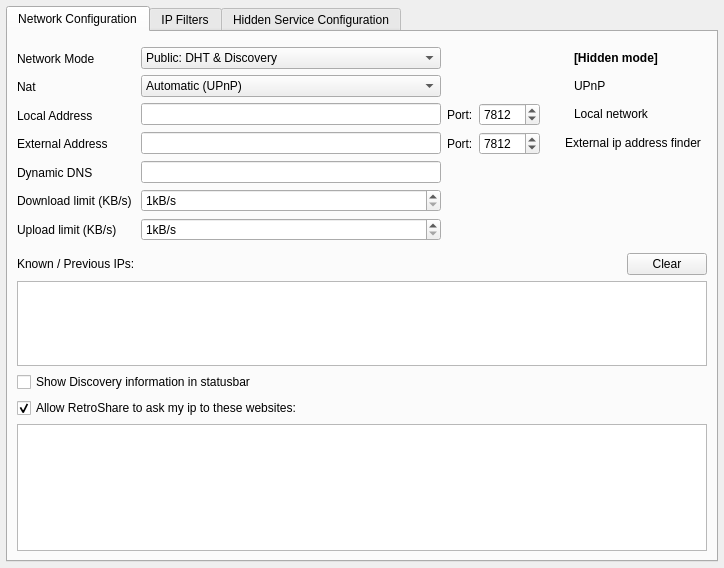
Qt form retroshare-gui/src/gui/settings/ServerPage.ui (RetroShare/RetroShare) before a commit.
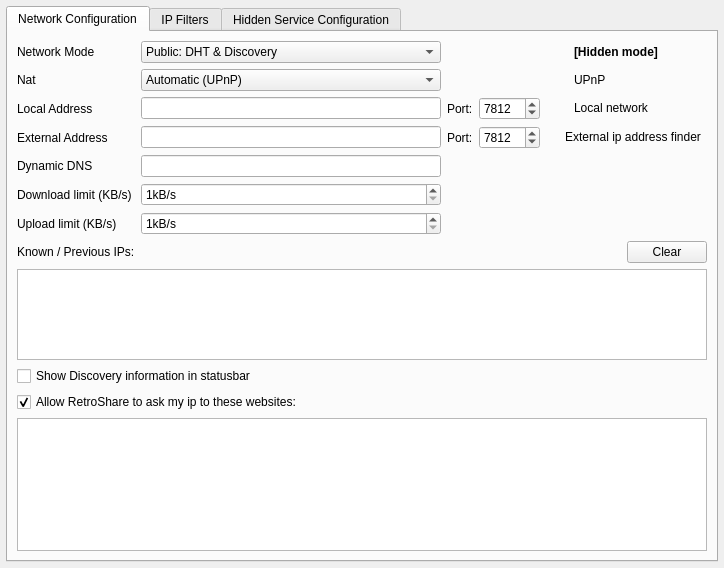
The same form after that commit. Icons and pictures are not drawn.

Patch:
```diff
--- a/retroshare-gui/src/gui/settings/ServerPage.ui
+++ b/retroshare-gui/src/gui/settings/ServerPage.ui
@@ -10,113 +10,42 @@
     <height>568</height>
    </rect>
   </property>
-  <layout class="QVBoxLayout" name="verticalLayout_3">
-   <property name="leftMargin">
-    <number>6</number>
-   </property>
-   <property name="topMargin">
-    <number>6</number>
-   </property>
-   <property name="rightMargin">
-    <number>6</number>
-   </property>
-   <property name="bottomMargin">
-    <number>6</number>
-   </property>
-   <item>
-    <widget class="QTabWidget" name="tabWidget">
-     <property name="currentIndex">
-      <number>0</number>
-     </property>
-     <widget class="QWidget" name="tab">
-      <attribute name="title">
-       <string>Network Configuration</string>
-      </attribute>
-      <layout class="QGridLayout" name="gridLayout_3">
-       <item row="0" column="0">
-        <layout class="QHBoxLayout" name="horizontalLayout_3">
-         <item>
-          <layout class="QHBoxLayout">
-           <property name="spacing">
-            <number>6</number>
-           </property>
-           <property name="topMargin">
-            <number>6</number>
-           </property>
-           <property name="bottomMargin">
-            <number>6</number>
-           </property>
-           <item>
             <layout class="QVBoxLayout">
-             <item>
-              <widget class="QLabel" name="label_netmode">
-               <property name="text">
-                <string>Network Mode</string>
-               </property>
-              </widget>
-             </item>
+   <property name="margin">
+    <number>6</number>
+   </property>
              <item>
-              <widget class="QLabel" name="label_nat">
-               <property name="text">
-                <string>Nat</string>
-               </property>
-              </widget>
-             </item>
-             <item>
-              <widget class="QLabel" name="label">
-               <property name="text">
-                <string>Local Address</string>
-               </property>
-              </widget>
-             </item>
-             <item>
-              <widget class="QLabel" name="label_extAddress">
+    <widget class="QTabWidget" name="tabWidget">
+     <property name="currentIndex">
+      <number>0</number>
+     </property>
+     <widget class="QWidget" name="netConfigTab">
+      <attribute name="title">
+       <string>Network Configuration</string>
+      </attribute>
+      <layout class="QGridLayout" name="netConfigTabGLayout">
+       <item row="4" column="0">
+        <widget class="QCheckBox" name="allowIpDeterminationCB">
+         <property name="toolTip">
+          <string>If you uncheck this, RetroShare can only determine your IP 
+when you connect to somebody. Leaving this checked helps 
+connecting when you have few friends. It also helps if you're 
+behind a firewall or a VPN.</string>
+         </property>
                <property name="text">
-                <string>External Address</string>
-               </property>
-              </widget>
-             </item>
-             <item>
-              <widget class="QLabel" name="label_dynDNS">
-               <property name="text">
-                <string>Dynamic DNS</string>
+          <string>Allow RetroShare to ask my ip to these websites:</string>
+         </property>
+         <property name="checked">
+          <bool>true</bool>
                </property>
               </widget>
              </item>
-             <item>
-              <widget class="QLabel" name="label_14">
-               <property name="font">
-                <font>
-                 <weight>50</weight>
-                 <bold>false</bold>
-                </font>
-               </property>
-               <property name="text">
-                <string>Download limit (KB/s) </string>
-               </property>
-              </widget>
-             </item>
-             <item>
-              <widget class="QLabel" name="label_15">
-               <property name="font">
-                <font>
-                 <weight>50</weight>
-                 <bold>false</bold>
-                </font>
-               </property>
-               <property name="text">
-                <string>Upload limit (KB/s) </string>
-               </property>
-              </widget>
-             </item>
-            </layout>
-           </item>
-           <item>
-            <layout class="QGridLayout">
+       <item row="0" column="0">
+        <layout class="QGridLayout" name="netConfTopGLayout">
              <property name="spacing">
               <number>6</number>
              </property>
-             <item row="5" column="0">
+         <item row="5" column="1">
               <widget class="QSpinBox" name="totalDownloadRate">
                <property name="sizePolicy">
                 <sizepolicy hsizetype="MinimumExpanding" vsizetype="Fixed">
@@ -141,62 +70,7 @@
                </property>
               </widget>
              </item>
-             <item row="2" column="0">
-              <widget class="QLineEdit" name="localAddress"/>
-             </item>
-             <item row="2" column="1">
-              <widget class="QLabel" name="label_5">
-               <property name="text">
-                <string>Port:</string>
-               </property>
-              </widget>
-             </item>
-             <item row="2" column="2">
-              <widget class="QSpinBox" name="localPort">
-               <property name="toolTip">
-                <string>Acceptable ports range from 10 to 65535. Normally Ports below 1024 are reserved by your system.</string>
-               </property>
-               <property name="minimum">
-                <number>10</number>
-               </property>
-               <property name="maximum">
-                <number>65535</number>
-               </property>
-               <property name="value">
-                <number>7812</number>
-               </property>
-              </widget>
-             </item>
-             <item row="3" column="0">
-              <widget class="QLineEdit" name="extAddress"/>
-             </item>
-             <item row="3" column="1">
-              <widget class="QLabel" name="label_4">
-               <property name="text">
-                <string>Port:</string>
-               </property>
-              </widget>
-             </item>
-             <item row="3" column="2">
-              <widget class="QSpinBox" name="extPort">
-               <property name="toolTip">
-                <string>Acceptable ports range from 10 to 65535. Normally ports below 1024 are reserved by your system.</string>
-               </property>
-               <property name="minimum">
-                <number>10</number>
-               </property>
-               <property name="maximum">
-                <number>65535</number>
-               </property>
-               <property name="value">
-                <number>7812</number>
-               </property>
-              </widget>
-             </item>
-             <item row="4" column="0">
-              <widget class="QLineEdit" name="dynDNS"/>
-             </item>
-             <item row="1" column="0">
+         <item row="1" column="1">
               <widget class="QComboBox" name="netModeComboBox">
                <item>
                 <property name="text">
@@ -215,41 +89,8 @@
                </item>
               </widget>
              </item>
-             <item row="0" column="0">
-              <widget class="QComboBox" name="discComboBox">
-               <property name="minimumSize">
-                <size>
-                 <width>200</width>
-                 <height>0</height>
-                </size>
-               </property>
-               <property name="toolTip">
-                <string>&lt;html&gt;&lt;head/&gt;&lt;body&gt;&lt;p&gt;The DHT allows you to answer connection requests from your friends using BitTorrent's DHT. It greatly improves the connectivity. No information is actually stored in the DHT. It is only used as a proxy system to get in touch with other Retroshare nodes.&lt;/p&gt;&lt;p&gt;The Discovery service sends node name and ids of your trusted contacts to connected peers, to help them choose new friends. The friendship is never automatic however, and both peers still need to trust each other to allow connection. &lt;/p&gt;&lt;/body&gt;&lt;/html&gt;</string>
-               </property>
-               <item>
-                <property name="text">
-                 <string>Public: DHT &amp; Discovery</string>
-                </property>
-               </item>
-               <item>
-                <property name="text">
-                 <string>Private: Discovery Only</string>
-                </property>
-               </item>
-               <item>
-                <property name="text">
-                 <string>Inverted: DHT Only</string>
-                </property>
-               </item>
-               <item>
-                <property name="text">
-                 <string>Dark Net: None</string>
-                </property>
-               </item>
-              </widget>
-             </item>
-             <item row="3" column="3">
-              <layout class="QGridLayout" name="_6">
+         <item row="3" column="4">
+          <layout class="QGridLayout" name="gLayout_ext">
                <property name="leftMargin">
                 <number>6</number>
                </property>
@@ -273,7 +114,7 @@
                 </widget>
                </item>
                <item row="0" column="1">
-                <widget class="QLabel" name="textlabel_ext">
+            <widget class="QLabel" name="label_ext">
                  <property name="toolTip">
                   <string>&lt;html&gt;&lt;head/&gt;&lt;body&gt;&lt;p&gt;The bullet turns green as soon as Retroshare manages to get your own IP from the websites listed below, if you enabled that action. Retroshare will also use other means to find out your own IP.&lt;/p&gt;&lt;/body&gt;&lt;/html&gt;</string>
                  </property>
@@ -284,40 +125,23 @@
                </item>
               </layout>
              </item>
-             <item row="2" column="3">
-              <layout class="QGridLayout" name="_4">
-               <property name="leftMargin">
-                <number>6</number>
-               </property>
-               <property name="rightMargin">
-                <number>6</number>
-               </property>
-               <item row="0" column="0">
-                <widget class="QLabel" name="iconlabel_netLimited">
-                 <property name="maximumSize">
-                  <size>
-                   <width>16</width>
-                   <height>16</height>
-                  </size>
-                 </property>
-                 <property name="text">
-                  <string/>
-                 </property>
-                 <property name="pixmap">
-                  <pixmap resource="../images.qrc">:/images/ledoff1.png</pixmap>
-                 </property>
-                </widget>
-               </item>
-               <item row="0" column="1">
-                <widget class="QLabel" name="textlabel_netLimited">
-                 <property name="text">
-                  <string>Local network</string>
-                 </property>
-                </widget>
-               </item>
-              </layout>
-             </item>
-             <item row="6" column="0">
+         <item row="3" column="3">
+          <widget class="QSpinBox" name="extPort">
+           <property name="toolTip">
+            <string>Acceptable ports range from 10 to 65535. Normally ports below 1024 are reserved by your system.</string>
+           </property>
+           <property name="minimum">
+            <number>10</number>
+           </property>
+           <property name="maximum">
+            <number>65535</number>
+           </property>
+           <property name="value">
+            <number>7812</number>
+           </property>
+          </widget>
+         </item>
+         <item row="6" column="1">
               <widget class="QSpinBox" name="totalUploadRate">
                <property name="sizePolicy">
                 <sizepolicy hsizetype="MinimumExpanding" vsizetype="Fixed">
@@ -345,8 +169,40 @@
                </property>
               </widget>
              </item>
-             <item row="1" column="3">
-              <layout class="QGridLayout" name="_5">
+         <item row="3" column="1">
+          <widget class="QLineEdit" name="extAddress"/>
+         </item>
+         <item row="2" column="1">
+          <widget class="QLineEdit" name="localAddress"/>
+         </item>
+         <item row="4" column="1">
+          <widget class="QLineEdit" name="dynDNS"/>
+         </item>
+         <item row="2" column="2">
+          <widget class="QLabel" name="label_localPort">
+           <property name="text">
+            <string>Port:</string>
+           </property>
+          </widget>
+         </item>
+         <item row="2" column="3">
+          <widget class="QSpinBox" name="localPort">
+           <property name="toolTip">
+            <string>Acceptable ports range from 10 to 65535. Normally Ports below 1024 are reserved by your system.</string>
+           </property>
+           <property name="minimum">
+            <number>10</number>
+           </property>
+           <property name="maximum">
+            <number>65535</number>
+           </property>
+           <property name="value">
+            <number>7812</number>
+           </property>
+          </widget>
+         </item>
+         <item row="1" column="4">
+          <layout class="QGridLayout" name="gLayout_upnp">
                <property name="leftMargin">
                 <number>6</number>
                </property>
@@ -370,7 +226,7 @@
                 </widget>
                </item>
                <item row="0" column="1">
-                <widget class="QLabel" name="textlabel_upnp">
+            <widget class="QLabel" name="label_upnp">
                  <property name="text">
                   <string>UPnP</string>
                  </property>
@@ -378,8 +234,48 @@
                </item>
               </layout>
              </item>
-             <item row="0" column="3">
-              <layout class="QGridLayout" name="_7">
+         <item row="3" column="2">
+          <widget class="QLabel" name="label_extPort">
+           <property name="text">
+            <string>Port:</string>
+           </property>
+          </widget>
+         </item>
+         <item row="2" column="4">
+          <layout class="QGridLayout" name="gLayout_netLimited">
+           <property name="leftMargin">
+            <number>6</number>
+           </property>
+           <property name="rightMargin">
+            <number>6</number>
+           </property>
+           <item row="0" column="0">
+            <widget class="QLabel" name="iconlabel_netLimited">
+             <property name="maximumSize">
+              <size>
+               <width>16</width>
+               <height>16</height>
+              </size>
+             </property>
+             <property name="text">
+              <string/>
+             </property>
+             <property name="pixmap">
+              <pixmap resource="../images.qrc">:/images/ledoff1.png</pixmap>
+             </property>
+            </widget>
+           </item>
+           <item row="0" column="1">
+            <widget class="QLabel" name="textlabel_netLimited">
+             <property name="text">
+              <string>Local network</string>
+             </property>
+            </widget>
+           </item>
+          </layout>
+         </item>
+         <item row="0" column="4">
+          <layout class="QGridLayout" name="gLayoutl_hiddenMode">
                <property name="leftMargin">
                 <number>6</number>
                </property>
@@ -403,7 +299,7 @@
                 </widget>
                </item>
                <item row="0" column="1">
-                <widget class="QLabel" name="hiddenMode_LB">
+            <widget class="QLabel" name="label_hiddenMode">
                  <property name="font">
                   <font>
                    <weight>75</weight>
@@ -420,14 +316,117 @@
                </item>
               </layout>
              </item>
-            </layout>
+         <item row="0" column="1">
+          <widget class="QComboBox" name="discComboBox">
+           <property name="minimumSize">
+            <size>
+             <width>200</width>
+             <height>0</height>
+            </size>
+           </property>
+           <property name="toolTip">
+            <string>&lt;html&gt;&lt;head/&gt;&lt;body&gt;&lt;p&gt;The DHT allows you to answer connection requests from your friends using BitTorrent's DHT. It greatly improves the connectivity. No information is actually stored in the DHT. It is only used as a proxy system to get in touch with other Retroshare nodes.&lt;/p&gt;&lt;p&gt;The Discovery service sends node name and ids of your trusted contacts to connected peers, to help them choose new friends. The friendship is never automatic however, and both peers still need to trust each other to allow connection. &lt;/p&gt;&lt;/body&gt;&lt;/html&gt;</string>
+           </property>
+           <item>
+            <property name="text">
+             <string>Public: DHT &amp; Discovery</string>
+            </property>
            </item>
-          </layout>
-         </item>
+           <item>
+            <property name="text">
+             <string>Private: Discovery Only</string>
+            </property>
+           </item>
+           <item>
+            <property name="text">
+             <string>Inverted: DHT Only</string>
+            </property>
+           </item>
+           <item>
+            <property name="text">
+             <string>Dark Net: None</string>
+            </property>
+           </item>
+          </widget>
+         </item>
+         <item row="2" column="0">
+          <widget class="QLabel" name="label_localAddress">
+           <property name="text">
+            <string>Local Address</string>
+           </property>
+          </widget>
+         </item>
+         <item row="0" column="0">
+          <widget class="QLabel" name="label_netmode">
+           <property name="text">
+            <string>Network Mode</string>
+           </property>
+          </widget>
+         </item>
+         <item row="1" column="0">
+          <widget class="QLabel" name="label_nat">
+           <property name="text">
+            <string>Nat</string>
+           </property>
+          </widget>
+         </item>
+         <item row="3" column="0">
+          <widget class="QLabel" name="label_extAddress">
+           <property name="text">
+            <string>External Address</string>
+           </property>
+          </widget>
+         </item>
+         <item row="4" column="0">
+          <widget class="QLabel" name="label_dynDNS">
+           <property name="text">
+            <string>Dynamic DNS</string>
+           </property>
+          </widget>
+         </item>
+         <item row="5" column="0">
+          <widget class="QLabel" name="label_totalDownloadRate">
+           <property name="font">
+            <font>
+             <weight>50</weight>
+             <bold>false</bold>
+            </font>
+           </property>
+           <property name="text">
+            <string>Download limit (KB/s) </string>
+           </property>
+          </widget>
+         </item>
+         <item row="6" column="0">
+          <widget class="QLabel" name="label_totalUploadRate">
+           <property name="font">
+            <font>
+             <weight>50</weight>
+             <bold>false</bold>
+            </font>
+           </property>
+           <property name="text">
+            <string>Upload limit (KB/s) </string>
+           </property>
+          </widget>
+         </item>
         </layout>
        </item>
+       <item row="5" column="0">
+        <widget class="QListWidget" name="IPServersLV">
+         <property name="sizePolicy">
+          <sizepolicy hsizetype="Expanding" vsizetype="Maximum">
+           <horstretch>0</horstretch>
+           <verstretch>0</verstretch>
+          </sizepolicy>
+         </property>
+         <property name="editTriggers">
+          <set>QAbstractItemView::NoEditTriggers</set>
+         </property>
+        </widget>
+       </item>
        <item row="1" column="0">
-        <layout class="QHBoxLayout" name="horizontalLayout_7">
+        <layout class="QHBoxLayout" name="knownIPHLayout">
          <item>
           <widget class="QLabel" name="label_7">
            <property name="text">
@@ -460,16 +459,6 @@
          </item>
         </layout>
        </item>
-       <item row="2" column="0">
-        <widget class="QListWidget" name="ipAddressList">
-         <property name="maximumSize">
-          <size>
-           <width>16777215</width>
-           <height>150</height>
-          </size>
-         </property>
-        </widget>
-       </item>
        <item row="3" column="0">
         <widget class="QCheckBox" name="showDiscStatusBar">
          <property name="text">
@@ -477,32 +466,13 @@
          </property>
         </widget>
        </item>
-       <item row="4" column="0">
-        <widget class="QCheckBox" name="allowIpDeterminationCB">
-         <property name="toolTip">
-          <string>If you uncheck this, RetroShare can only determine your IP 
-when you connect to somebody. Leaving this checked helps 
-connecting when you have few friends. It also helps if you're 
-behind a firewall or a VPN.</string>
-         </property>
-         <property name="text">
-          <string>Allow RetroShare to ask my ip to these websites:</string>
-         </property>
-         <property name="checked">
-          <bool>true</bool>
-         </property>
-        </widget>
-       </item>
-       <item row="5" column="0">
-        <widget class="QListWidget" name="IPServersLV">
-         <property name="sizePolicy">
-          <sizepolicy hsizetype="Expanding" vsizetype="Maximum">
-           <horstretch>0</horstretch>
-           <verstretch>0</verstretch>
-          </sizepolicy>
-         </property>
-         <property name="editTriggers">
-          <set>QAbstractItemView::NoEditTriggers</set>
+       <item row="2" column="0">
+        <widget class="QListWidget" name="ipAddressList">
+         <property name="maximumSize">
+          <size>
+           <width>16777215</width>
+           <height>150</height>
+          </size>
          </property>
         </widget>
        </item>
```
Left out of the diff: 115 changed lines with no effect on the pictures. Lines whose indentation alone changed are shown as unchanged.
